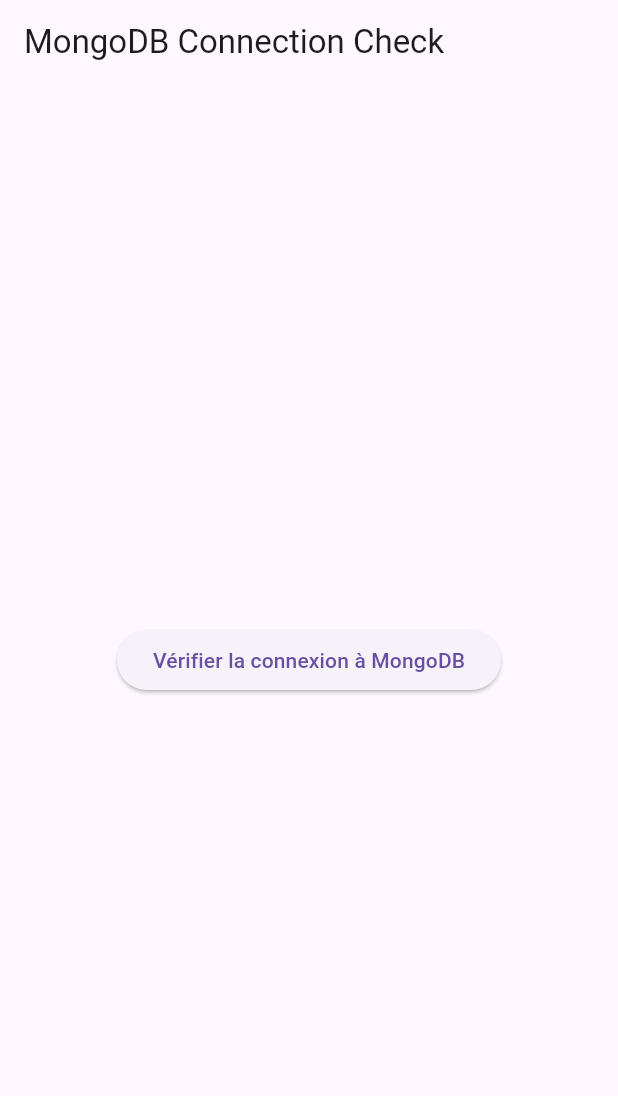
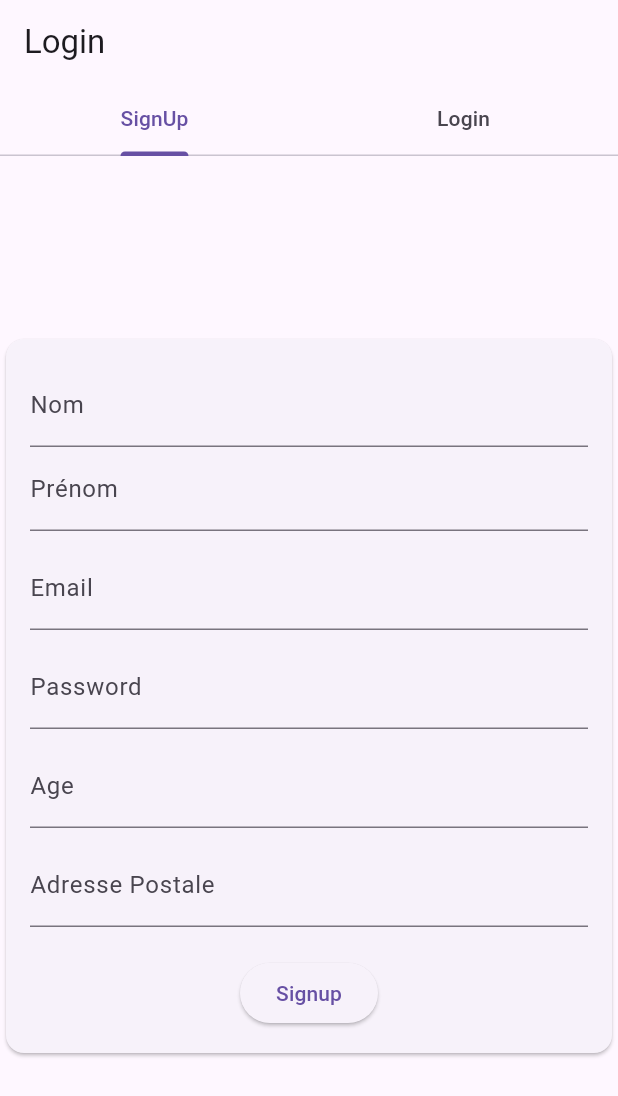
Before and after one commit to Wolphen/flutter_coding, a Flutter app: the screen it shows after launch, on a phone screen of 412 x 824 dp. Shown: the top 1096 px of the screen. Run offline on Flutter 3.47's test engine with Material 3 defaults, Android fonts, the phone set to English and light mode, and no system bars; missing offline and left inert: mongo_dart.

Commit message:
add sign/login

```diff
--- /dev/null
+++ b/lib/auth/login.dart
@@ -0,0 +1,84 @@
+import 'package:flutter/material.dart';
+import 'package:flutter_coding/auth/signUp.dart';
+
+
+class LoginPage extends StatefulWidget {
+  const LoginPage({super.key});
+
+  @override
+  State<LoginPage> createState() => _LoginPageState();
+}
+
+class _LoginPageState extends State<LoginPage> {
+  @override
+  Widget build(BuildContext context) {
+    return MaterialApp(
+      debugShowCheckedModeBanner: false,
+      home: DefaultTabController(
+        length: 2,
+        child: Scaffold(
+          appBar: AppBar(
+            title: Text('Login'),
+            bottom: const TabBar(
+              tabs: [
+                Tab(text: 'SignUp'),
+                Tab(text: 'Login'),
+              ],
+            ),
+          ),
+          body: TabBarView(
+            children: [
+              SignUpCard(),
+              LoginCard()
+            ],
+          ),
+        ),
+      ),
+    );
+  }
+}
+
+class LoginCard extends StatelessWidget {
+
+  final GlobalKey<FormState> _loginFormKey = GlobalKey<FormState>();
+  final emailController = TextEditingController();
+  final passwordController = TextEditingController();
+
+  @override
+  Widget build(BuildContext context) {
+    return Scaffold(
+      body: Center(
+        child:Card(
+        child: Form(
+          key: _loginFormKey,
+          child: Padding(
+            padding: EdgeInsets.all(16.0),
+            child: Column(
+              mainAxisSize: MainAxisSize.min,
+              children: <Widget>[
+                TextField(
+                  controller: emailController,
+                  decoration: InputDecoration(labelText: 'Email'),
+                ),
+                SizedBox(height: 10),
+                TextField(
+                  controller: passwordController,
+                  decoration: InputDecoration(labelText: 'Password'),
+                  obscureText: true,
+                ),
+                SizedBox(height: 20),
+                ElevatedButton(
+                  onPressed: () {
+                    // Handle login logic here
+                  },
+                  child: const Text('Login'),
+                ),
+              ],
+            ),
+          ),
+        ),
+      ),
+      ),
+    );
+  }
+}
--- /dev/null
+++ b/lib/auth/signUp.dart
@@ -0,0 +1,120 @@
+import 'package:flutter/material.dart';
+import 'package:flutter_coding/auth/login.dart';
+import 'package:provider/provider.dart';
+
+class SignUpPage extends StatefulWidget {
+  const SignUpPage({super.key});
+
+  @override
+  State<SignUpPage> createState() => _SignUpPageState();
+}
+
+class _SignUpPageState extends State<SignUpPage> {
+  @override
+   Widget build(BuildContext context) {
+    return MaterialApp(
+      debugShowCheckedModeBanner: false,
+      home: DefaultTabController(
+        length: 2,
+        child: Scaffold(
+          appBar: AppBar(
+            title: Text('SignUp'),
+            bottom: const TabBar(
+              tabs: [
+                Tab(text: 'Login'),
+                Tab(text: 'Sign Up'),
+
+              ],
+            ),
+          ),
+          body: TabBarView(
+            children: [
+              SignUpCard(),
+              LoginPage()
+            ],
+          ),
+        ),
+      ),
+    );
+  }
+}
+class DropDownButton with ChangeNotifier {
+  int selectedMotivationIndex = 0;
+
+  void setSelectedMotivationIndex(int index) {
+    selectedMotivationIndex = index;
+    notifyListeners();
+  }
+}
+
+const List<String> list = <String>['Poursuite d\'étude','Réorientation','Reconversion'];
+
+class SignUpCard extends StatelessWidget {
+
+  final GlobalKey<FormState> _signUpFormKey = GlobalKey<FormState>();
+  final nameController = TextEditingController();
+  final prenomController = TextEditingController();
+  final emailController = TextEditingController();
+  final passwordController = TextEditingController();
+  final ageController = TextEditingController();
+  final adresseController = TextEditingController();
+  final motivationController = TextEditingController();
+
+
+  @override
+  Widget build(BuildContext context) {
+    return Scaffold(
+      body: Center(
+        child: Card(
+          child: Form(
+            key: _signUpFormKey,
+            child: Padding(
+              padding: EdgeInsets.all(16.0),
+            child: Column(
+              mainAxisSize: MainAxisSize.min,
+              children: <Widget>[
+                TextFormField(
+                  controller: nameController,
+                  decoration: InputDecoration(labelText: 'Nom'),
+                ),
+                TextFormField(
+                  controller: prenomController,
+                  decoration: InputDecoration(labelText: 'Prénom'),
+                ),
+                SizedBox(height: 10),
+                TextFormField(
+                  controller: emailController,
+                  decoration: InputDecoration(labelText: 'Email'),
+                ),
+                SizedBox(height: 10),
+                TextFormField(
+                  controller: passwordController,
+                  decoration: InputDecoration(labelText: 'Password'),
+                  obscureText: true,
+                ),
+                SizedBox(height: 10),
+                TextFormField(
+                  controller: ageController,
+                  decoration: InputDecoration(labelText: 'Age'),
+                ),
+                SizedBox(height: 10),
+                TextFormField(
+                  controller: adresseController,
+                  decoration: InputDecoration(labelText: 'Adresse Postale'),
+                ),
+                SizedBox(height: 20),
+                ElevatedButton(
+                  onPressed: () {
+                    // Handle signup logic here
+                  },
+                  child: Text('Signup'),
+                ),
+              ],
+            ),
+          ),
+        ),
+        ),
+      ),
+    );
+  }
+}
--- a/lib/main.dart
+++ b/lib/main.dart
@@ -1,5 +1,6 @@
 import 'package:flutter/material.dart';
 import 'package:mongo_dart/mongo_dart.dart' as mongo;
+import 'auth/login.dart';
 
 void main() {
   runApp(MyApp());
@@ -23,8 +24,11 @@
       // Tente de te connecter
       await db.open();
       print("Connexion réussie à MongoDB !");
+      final collection = db.collection('contacts');
+      final contacts = await collection.find().toList();
+      print(contacts);
     } catch (e) {
-      print("Échec de la connexion à MongoDBszszs : $e");
+      print("Échec de la connexion à MongoDB : $e");
     } finally {
       // Ferme la connexion, même si elle échoue
       await db.close();
@@ -33,14 +37,14 @@
 
   @override
   Widget build(BuildContext context) {
-    return Scaffold(
-      appBar: AppBar(title: Text("MongoDB Connection Check")),
-      body: Center(
-        child: ElevatedButton(
-          onPressed: checkConnection,
-          child: Text('Vérifier la connexion à MongoDB'),
-        ),
+    return MaterialApp(
+      title: 'Flutter Demo',
+      theme: ThemeData(
+        colorScheme: ColorScheme.fromSeed(seedColor: Colors.black),
+        useMaterial3: true,
       ),
+      debugShowCheckedModeBanner: false,
+      home: const LoginPage(),
     );
   }
 }
```
